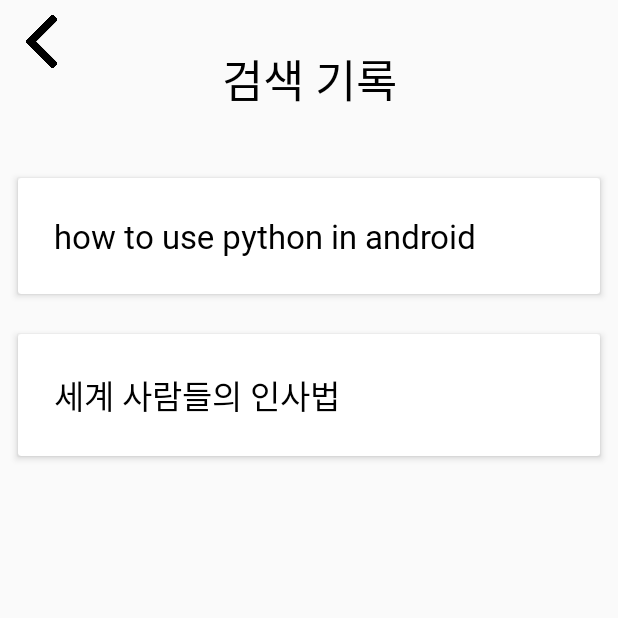
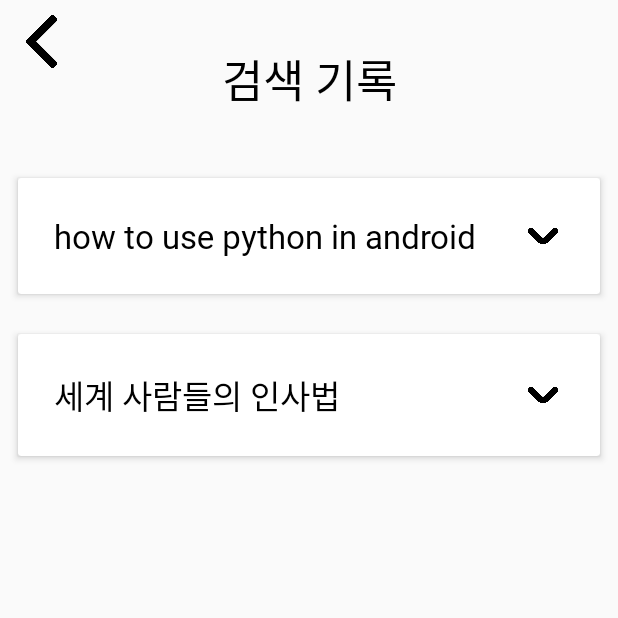
Before and after one commit to SimplePro/cleanSearch, an Android app: the SearchResultsRecordActivity screen opened directly, with no data from a screen before it, on a phone screen of 412 x 824 dp, the top half of it. Run offline under Robolectric (Android 15) with nearby library versions, the phone set to English and light mode, and no system bars.

Commit message:
expandableLayout 에 화살표 추가.

```diff
--- a/app/src/main/java/com/simplepro/cleansearch/adapter/SearchResultsRecordRecyclerViewAdapter.kt
+++ b/app/src/main/java/com/simplepro/cleansearch/adapter/SearchResultsRecordRecyclerViewAdapter.kt
@@ -5,6 +5,8 @@ import android.view.ContextMenu
 import android.view.LayoutInflater
 import android.view.View
 import android.view.ViewGroup
+import android.view.animation.AnimationUtils
+import android.widget.ImageView
 import android.widget.LinearLayout
 import android.widget.RelativeLayout
 import android.widget.TextView
@@ -39,8 +41,13 @@ class SearchResultsRecordRecyclerViewAdapter(val searchResultsRecordList : Array
             setHasFixedSize(true)
         }
 
+
         val isExpandable : Boolean = searchResultsRecordList[position].expandable
         holder.expandableLayout.visibility = if(isExpandable) View.VISIBLE else View.GONE
+        holder.imageView.apply {
+            if(isExpandable) setImageResource(R.drawable.top_arrow)
+            else setImageResource(R.drawable.bottom_arrow)
+        }
 
         holder.linearLayout.setOnClickListener {
             val searchResultRecord = searchResultsRecordList[position]
@@ -54,5 +61,6 @@ class SearchResultsRecordRecyclerViewAdapter(val searchResultsRecordList : Array
         val linearLayout = itemView.findViewById<LinearLayout>(R.id.linearLayoutSearchResultRecord)
         val expandableLayout = itemView.findViewById<RelativeLayout>(R.id.expandableLayoutSearchResultRecord)
         val recyclerView = itemView.findViewById<RecyclerView>(R.id.recyclerViewSearchResultsRecord)
+        val imageView = itemView.findViewById<ImageView>(R.id.expandableArrowSearchResultRecord)
     }
 }
--- a/app/src/main/res/layout/search_result_record_list_item.xml
+++ b/app/src/main/res/layout/search_result_record_list_item.xml
@@ -18,7 +18,16 @@
         android:padding="8dp"
         >
 
+        <androidx.constraintlayout.widget.ConstraintLayout
+            android:layout_width="match_parent"
+            android:layout_height="wrap_content"
+            android:orientation="horizontal"
+            >
+
             <TextView
+                app:layout_constraintLeft_toLeftOf="parent"
+                app:layout_constraintTop_toTopOf="parent"
+                app:layout_constraintBottom_toBottomOf="parent"
                 android:layout_width="wrap_content"
                 android:layout_height="wrap_content"
                 android:id="@+id/searchSentenceTextViewSearchResultRecord"
@@ -28,6 +37,19 @@
                 android:padding="16dp"
                 android:fontFamily="@font/mapo"
                 />
+
+            <ImageView
+                app:layout_constraintRight_toRightOf="parent"
+                app:layout_constraintTop_toTopOf="parent"
+                app:layout_constraintBottom_toBottomOf="parent"
+                android:layout_marginRight="20dp"
+                android:layout_width="20dp"
+                android:layout_height="20dp"
+                android:src="@drawable/bottom_arrow"
+                android:id="@+id/expandableArrowSearchResultRecord"
+                />
+
+        </androidx.constraintlayout.widget.ConstraintLayout>
 
         <RelativeLayout
             android:layout_width="match_parent"
```
Also changed, not shown: app/src/main/res/anim/bottom_rotate_animation.xml (added, +11 -0 lines), app/src/main/res/anim/top_rotate_animation.xml (added, +11 -0 lines), app/src/main/res/drawable/bottom_arrow.png (added), app/src/main/res/drawable/top_arrow.png (added). Lines whose indentation alone changed are shown as unchanged.
